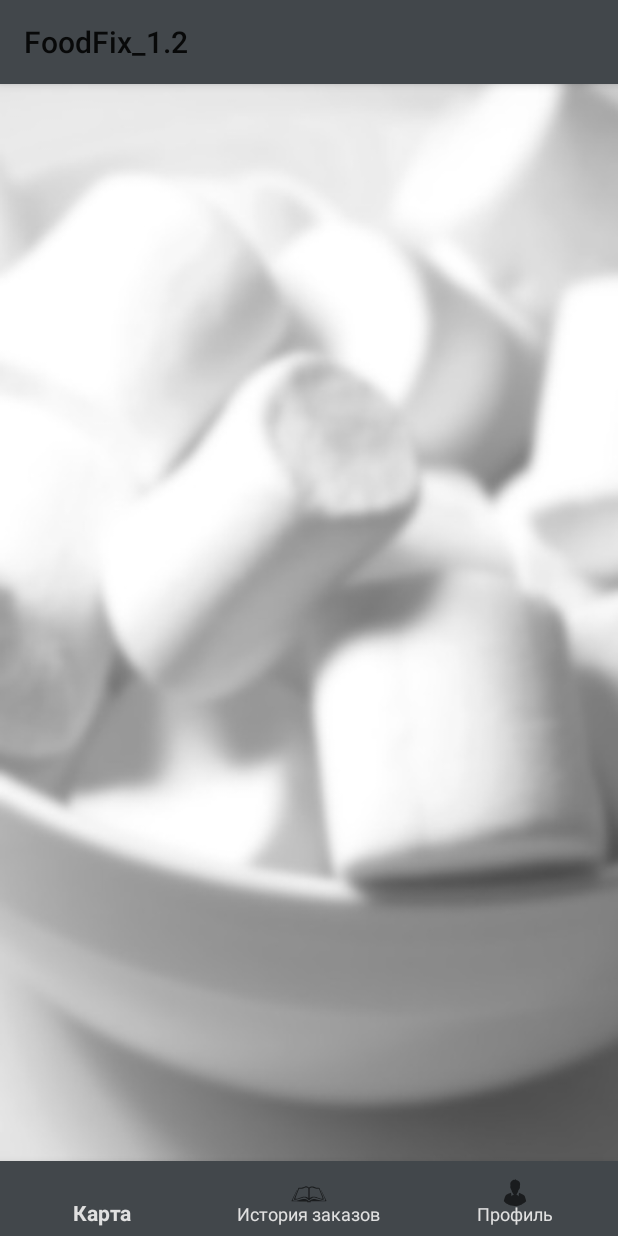
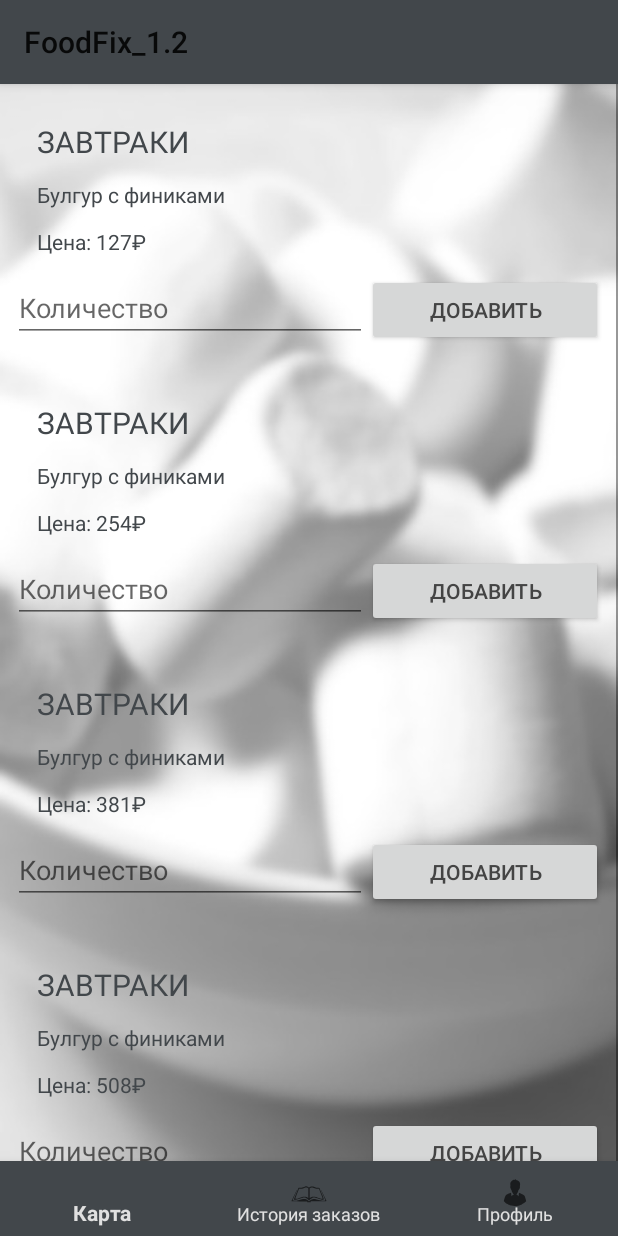
Before and after one commit to YuliaDr/FoodFix, an Android app: the fragment RestMenuFragment placed in its activity, on a phone screen of 412 x 824 dp. Run offline under Robolectric (Android 15) with nearby library versions, the phone set to English and light mode, and no system bars.

Commit message:
Added restoran's menu fragment 2

```diff
--- a/app/src/main/AndroidManifest.xml
+++ b/app/src/main/AndroidManifest.xml
@@ -53,8 +53,7 @@
         </activity>
 
         <activity android:name=".activity.SecondMenu"
-            android:screenOrientation="portrait"
-            android:theme="@style/Theme.AppCompat.Light.NoActionBar">
+            android:screenOrientation="portrait">
         </activity>
 
     </application>
--- a/app/src/main/java/com/example/user/foodfix_12/activity/SecondMenu.java
+++ b/app/src/main/java/com/example/user/foodfix_12/activity/SecondMenu.java
@@ -9,6 +9,7 @@ import android.support.v4.view.ViewPager;
 
 import com.example.user.foodfix_12.R;
 import com.example.user.foodfix_12.fragments.InfoFragment;
+import com.example.user.foodfix_12.fragments.OrderFragment;
 import com.example.user.foodfix_12.fragments.RestMenuFragment;
 
 public class SecondMenu extends FragmentActivity {
@@ -36,6 +37,8 @@ public class SecondMenu extends FragmentActivity {
                     return InfoFragment.newInstance();
                 case 1:
                     return RestMenuFragment.newInstance();
+                case 3:
+                    return OrderFragment.newInstance();
                 default: return InfoFragment.newInstance();
             }
         }
--- a/app/src/main/java/com/example/user/foodfix_12/fragments/RestMenuFragment.java
+++ b/app/src/main/java/com/example/user/foodfix_12/fragments/RestMenuFragment.java
@@ -25,10 +25,10 @@ public class RestMenuFragment extends Fragment {
 
         mRecycler = v.findViewById(R.id.menu_recycler);
         mRecycler.setLayoutManager(new LinearLayoutManager(getActivity(), LinearLayoutManager.VERTICAL, false));
-        MenuAdapter adapter = new MenuAdapter();
+        RestMenuAdapter adapter = new RestMenuAdapter();
         mRecycler.setAdapter(adapter);
         mRecycler.addItemDecoration(new DividerItemDecoration(mRecycler.getContext(), DividerItemDecoration.HORIZONTAL));
-        adapter.addMenus(createMenus());
+        adapter.addMenu(createMenus());
         adapter.notifyDataSetChanged();
 
         return v;
--- a/app/src/main/res/layout/activity_secondmenu.xml
+++ b/app/src/main/res/layout/activity_secondmenu.xml
@@ -11,8 +11,8 @@
     <android.support.v4.view.ViewPager
         xmlns:android="http://schemas.android.com/apk/res/android"
         android:id="@+id/menu2"
-        android:layout_width="match_parent"
-        android:layout_height="match_parent">
+        android:layout_width="wrap_content"
+        android:layout_height="wrap_content">
     </android.support.v4.view.ViewPager>
 
 </LinearLayout>
--- /dev/null
+++ b/app/src/main/res/layout/fragment_order.xml
@@ -0,0 +1,6 @@
+<?xml version="1.0" encoding="utf-8"?>
+<android.support.constraint.ConstraintLayout
+    xmlns:android="http://schemas.android.com/apk/res/android" android:layout_width="match_parent"
+    android:layout_height="match_parent">
+
+</android.support.constraint.ConstraintLayout>
--- a/app/src/main/res/layout/fragment_profile.xml
+++ b/app/src/main/res/layout/fragment_profile.xml
@@ -8,7 +8,7 @@
     <LinearLayout
         android:layout_width="match_parent"
         android:layout_height="wrap_content"
-        android:layout_weight="5"
+        android:weightSum="5"
         android:orientation="horizontal">
 
         <LinearLayout
@@ -79,6 +79,8 @@
 
         </LinearLayout>
 
+    </LinearLayout>
+
     <LinearLayout
         android:layout_width="wrap_content"
         android:layout_height="wrap_content"
@@ -93,5 +95,3 @@
     </LinearLayout>
 
 </LinearLayout>
-
-</LinearLayout>
--- a/app/src/main/res/layout/menu_item_view.xml
+++ b/app/src/main/res/layout/menu_item_view.xml
@@ -53,6 +53,30 @@
                 android:textColor="@color/color"
                 android:textSize="14sp"/>
 
+            <LinearLayout
+                android:id="@+id/menu_quantity"
+                android:layout_below="@id/menu_message_payM"
+                android:layout_width="match_parent"
+                android:layout_height="wrap_content"
+                android:orientation="horizontal"
+                android:weightSum="5">
+
+                <EditText
+                    android:id="@+id/quantity"
+                    android:layout_width="match_parent"
+                    android:layout_height="wrap_content"
+                    android:layout_weight="2"
+                    android:hint="Количество"/>
+
+                <Button
+                    android:layout_width="match_parent"
+                    android:layout_height="wrap_content"
+                    android:layout_weight="3"
+                    android:textColor="@color/colorAccent"
+                    android:text="Добавить"/>
+
+            </LinearLayout>
+
         </RelativeLayout>
     </android.support.v7.widget.CardView>
 
```
Also changed, not shown: app/src/main/java/com/example/user/foodfix_12/fragments/OrderFragment.java (added, +25 -0 lines). Lines whose indentation alone changed are shown as unchanged.
